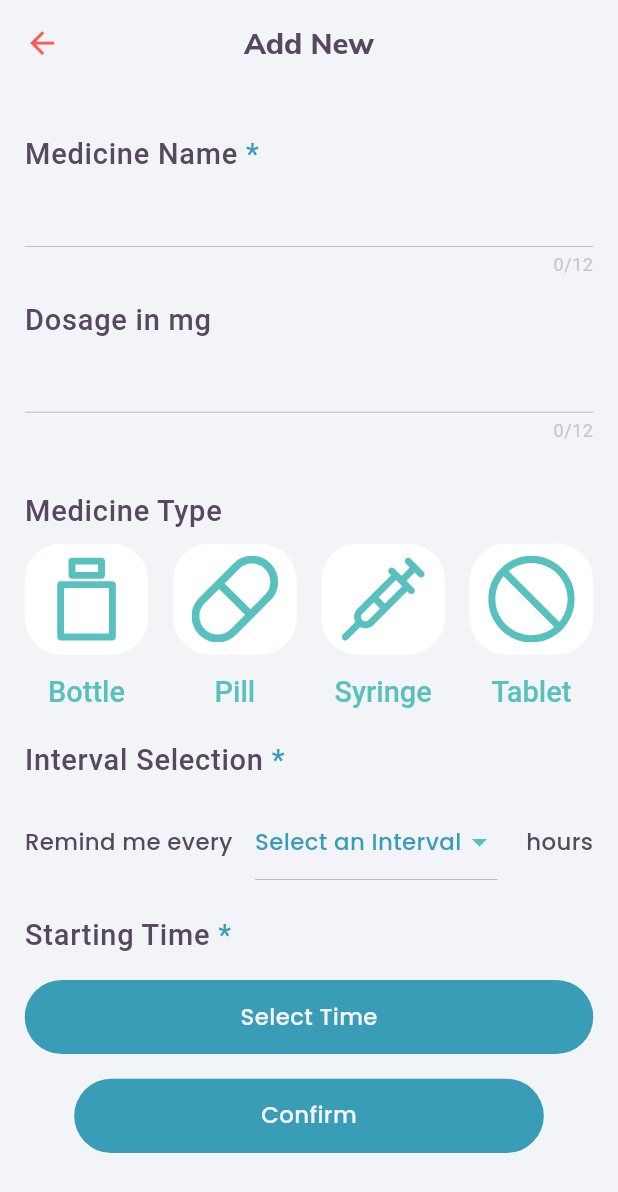
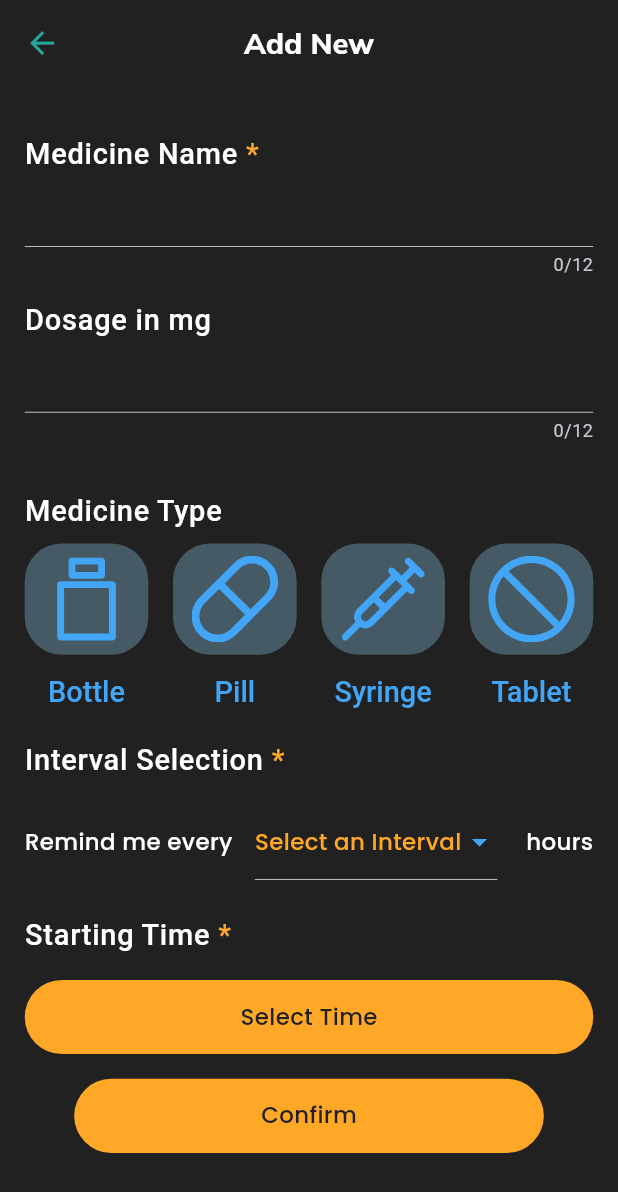
Before and after one commit to thiago082882/Medicine, a Flutter app: the screen it shows after launch, after a tap on the "add" icon, on a phone screen of 412 x 824 dp. Shown: the top 1192 px of the screen. Run offline on Flutter 3.47's test engine with Material 3 defaults, Android fonts, the phone set to English and light mode, and no system bars; our stand-ins replace flare_flutter, flutter_local_notifications, flutter_svg, google_fonts, rxdart, shared_preferences and 2 more.

Commit message:
modificacao das cores

```diff
--- a/medicine/lib/main.dart
+++ b/medicine/lib/main.dart
@@ -112,20 +112,78 @@ class _MyAppState extends State<MyApp> {
               )
             )
           ),
-            timePickerTheme: TimePickerThemeData(
-              backgroundColor: kScaffoldColor,
-              hourMinuteColor: kTextColor,
-              hourMinuteTextColor: kScaffoldColor,
-              dayPeriodColor: kTextColor,
-              dayPeriodTextColor: kScaffoldColor,
-              dialBackgroundColor: kTextColor,
-              dialHandColor: kPrimaryColor,
-              dialTextColor: kScaffoldColor,
-              entryModeIconColor: kOtherColor,
-              dayPeriodTextStyle: GoogleFonts.aBeeZee(
-                fontSize: 8.sp,
+            // timePickerTheme: TimePickerThemeData(
+            //   backgroundColor: kScaffoldColor,
+            //   hourMinuteColor: kTextColor,
+            //   hourMinuteTextColor: kScaffoldColor,
+            //   dayPeriodColor: kTextColor,
+            //   dayPeriodTextColor: kScaffoldColor,
+            //   dialBackgroundColor: kTextColor,
+            //   dialHandColor: kPrimaryColor,
+            //   dialTextColor: kScaffoldColor,
+            //   entryModeIconColor: kOtherColor,
+            //   dayPeriodTextStyle: GoogleFonts.aBeeZee(
+            //     fontSize: 8.sp,
+            //   ),
+            // ),
+          textButtonTheme: TextButtonThemeData(
+            style: ButtonStyle(
+              backgroundColor: WidgetStateProperty.resolveWith<Color?>((states) {
+                if (states.contains(WidgetState.pressed)) {
+                  return kButtonPressedColor.withOpacity(0.8);
+                }
+                return kPrimaryColor;
+              }),
+              foregroundColor: WidgetStateProperty.all(kTextColor),
+              shape: WidgetStateProperty.all(RoundedRectangleBorder(
+                borderRadius: BorderRadius.circular(10),
+              )),
+              padding: WidgetStateProperty.all(const EdgeInsets.symmetric(
+                horizontal: 20,
+                vertical: 12,
+              )),
+            ),
+          ),
+
+          timePickerTheme: TimePickerThemeData(
+            backgroundColor: kDialogBackground,
+            hourMinuteColor: kSecondaryColor,
+            hourMinuteTextColor: kTextColor,
+            dayPeriodColor: kAMPMBackground,
+            dayPeriodTextColor: kTextColor,
+            dialBackgroundColor: kDialogBackground,
+            dialHandColor: kDialogHandColor,
+            dialTextColor: kTextColor,
+            entryModeIconColor: kDialogHandColor,
+            shape: RoundedRectangleBorder(
+              borderRadius: BorderRadius.circular(15),
+            ),
+            hourMinuteTextStyle: GoogleFonts.lato(
+              fontSize: 28.sp,
+              fontWeight: FontWeight.w600,
+              color: kTextColor,
+              letterSpacing: 1.5,
+            ),
+            dayPeriodTextStyle: GoogleFonts.lato(
+              fontSize: 18.sp,
+              fontWeight: FontWeight.w500,
+              color: kTextColor,
+            ),
+            helpTextStyle: GoogleFonts.lato(
+              fontSize: 14.sp,
+              fontWeight: FontWeight.w400,
+              color: kTextLightColor,
+            ),
+            inputDecorationTheme: InputDecorationTheme(
+              filled: true,
+              fillColor: kInputFieldColor,
+              border: OutlineInputBorder(
+                borderRadius: BorderRadius.circular(10),
+                borderSide: BorderSide(color: kTextLightColor),
               ),
             ),
+          ),
+
         ),
         debugShowCheckedModeBanner: false,
         home: const HomePage(),
--- a/medicine/lib/pages/home_page.dart
+++ b/medicine/lib/pages/home_page.dart
@@ -17,7 +17,7 @@ class HomePage extends StatelessWidget {
   Widget build(BuildContext context) {
     return Scaffold(
       appBar: AppBar(
-        backgroundColor: Colors.blue,
+        backgroundColor: kInputFieldColor,
       ),
       body: Padding(
         padding: EdgeInsets.all(2.h),
@@ -234,7 +234,7 @@ class MedicineCard extends StatelessWidget {
         padding: EdgeInsets.only(left: 2.w, right: 2.w, top: 1.h, bottom: 1.h),
         margin: EdgeInsets.all(1.h),
         decoration: BoxDecoration(
-          color: Colors.white,
+          color: kInputFieldColor,
           borderRadius: BorderRadius.circular(2.h),
         ),
         child: Column(
--- a/medicine/lib/pages/new_entry/new_entry_page.dart
+++ b/medicine/lib/pages/new_entry/new_entry_page.dart
@@ -696,7 +696,7 @@ class MedicineTypeColumn extends StatelessWidget {
             alignment: Alignment.center,
             decoration: BoxDecoration(
               borderRadius: BorderRadius.circular(3.h),
-              color: isSelected ? kOtherColor : Colors.white,
+              color: isSelected ? kOtherColor :kInputFieldColor,
             ),
             child: Center(
               child: Padding(
@@ -707,7 +707,7 @@ class MedicineTypeColumn extends StatelessWidget {
                 child: SvgPicture.asset(
                   iconValue,
                   height: 7.h,
-                  color: isSelected ? Colors.white : kOtherColor,
+                  color: isSelected ? kInputFieldColor : kOtherColor,
                 ),
               ),
             ),
--- a/medicine/lib/pages/success_screen/success_screen.dart
+++ b/medicine/lib/pages/success_screen/success_screen.dart
@@ -1,6 +1,7 @@
 import 'dart:async';
 import 'package:flare_flutter/flare_actor.dart';
 import 'package:flutter/material.dart';
+import 'package:medicine/utils/constants.dart';
 
 
 class SuccessScreen extends StatefulWidget {
@@ -21,14 +22,14 @@ class _SuccessScreenState extends State<SuccessScreen> {
 
   @override
   Widget build(BuildContext context) {
-    return const Material( // Remova o `const` aqui
-      color: Colors.white,
+    return const Material(
+      color: kDialogBackground,
       child: Center(
-        child: FlareActor( // Ou RiveAnimation se usar o pacote Rive
-          'assets/animations/Success Check.flr', // Certifique-se de que o caminho está correto
+        child: FlareActor(
+          'assets/animations/Success Check.flr',
           alignment: Alignment.center,
           fit: BoxFit.contain,
-          animation: 'Untitled', // Certifique-se de que esta animação existe
+          animation: 'Untitled',
         ),
       ),
     );
--- a/medicine/lib/utils/constants.dart
+++ b/medicine/lib/utils/constants.dart
@@ -1,9 +1,24 @@
 import 'package:flutter/material.dart';
 
-const Color kPrimaryColor = Color(0xFF399DB8);
-const Color kScaffoldColor = Color(0xFFF3F4F8);
-const Color kSecondaryColor = Color(0xFFF95C54);
-const Color kOtherColor = Color(0xFF59C1BD);
-const Color kErrorBorderColor = Color(0xFFE74C3C);
-const Color kTextLightColor = Color(0xFFC5BDCD);
-const Color kTextColor = Color(0xFF56485D);
+// const Color kPrimaryColor = Color(0xFF399DB8);
+// const Color kScaffoldColor = Color(0xFFF3F4F8);
+// const Color kSecondaryColor = Color(0xFFF95C54);
+// const Color kOtherColor = Color(0xFF59C1BD);
+// const Color kErrorBorderColor = Color(0xFFE74C3C);
+// const Color kTextLightColor = Color(0xFFC5BDCD);
+// const Color kTextColor = Color(0xFF56485D);
+
+
+
+const Color kPrimaryColor = Color(0xFFFFA726); // Laranja
+const Color kScaffoldColor = Color(0xFF212121); // Preto escuro
+const Color kSecondaryColor = Color(0xFF26A69A); // Verde água
+const Color kOtherColor = Color(0xFF42A5F5); // Azul
+const Color kErrorBorderColor = Color(0xFFE57373); // Vermelho claro
+const Color kTextLightColor = Color(0xFFBDBDBD); // Cinza claro
+const Color kTextColor = Color(0xFFFFFFFF); // Branco
+const Color kButtonPressedColor = Color(0xFFFF7043); // Laranja mais escuro
+const Color kDialogHandColor = Color(0xFFFFA726); // Ponteiro do relógio
+const Color kDialogBackground = Color(0xFF37474F); // Fundo do relógio
+const Color kAMPMBackground = Color(0xFF26A69A); // Fundo do AM/PM
+const Color kInputFieldColor = Color(0xFF455A64); // Fundo do campo de entrada
```
